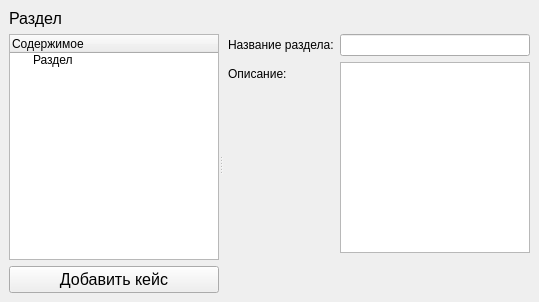
Qt form editor/sectioneditform.ui (TheMrButcher/offline-mentor) before a commit.
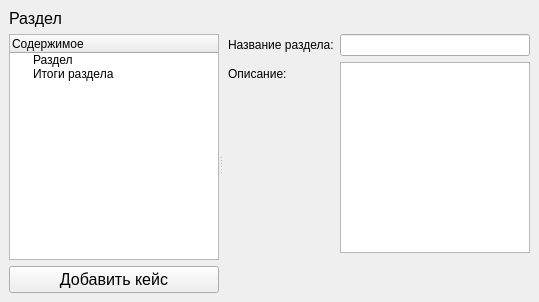
The same form after that commit. Icons and pictures are not drawn.

Commit message:
Добавил в редакторе итоги раздела
Closed #60

The edit to the form file:
```diff
--- a/editor/sectioneditform.ui
+++ b/editor/sectioneditform.ui
@@ -85,6 +85,18 @@
            <set>ItemIsSelectable|ItemIsDropEnabled|ItemIsEnabled</set>
           </property>
          </item>
+         <item>
+          <property name="text">
+           <string>Итоги раздела</string>
+          </property>
+          <property name="icon">
+           <iconset resource="resources.qrc">
+            <normaloff>:/icons/total.png</normaloff>:/icons/total.png</iconset>
+          </property>
+          <property name="flags">
+           <set>ItemIsSelectable|ItemIsEnabled</set>
+          </property>
+         </item>
         </widget>
        </item>
        <item>
```
The commit also changes 8 other files.
